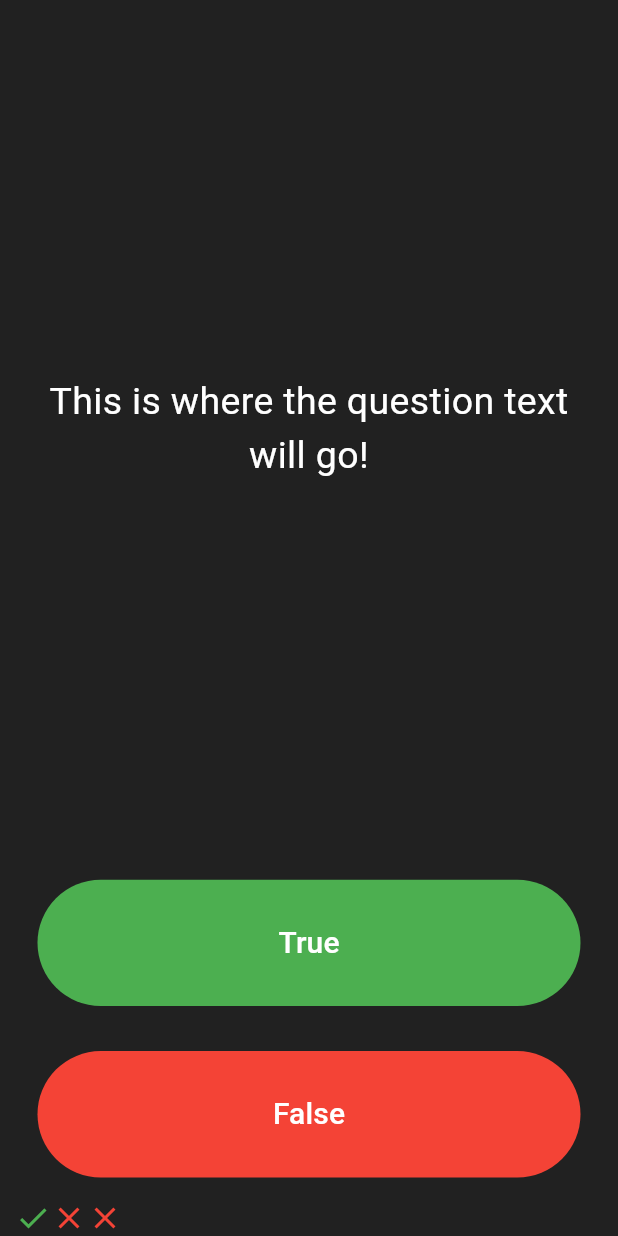
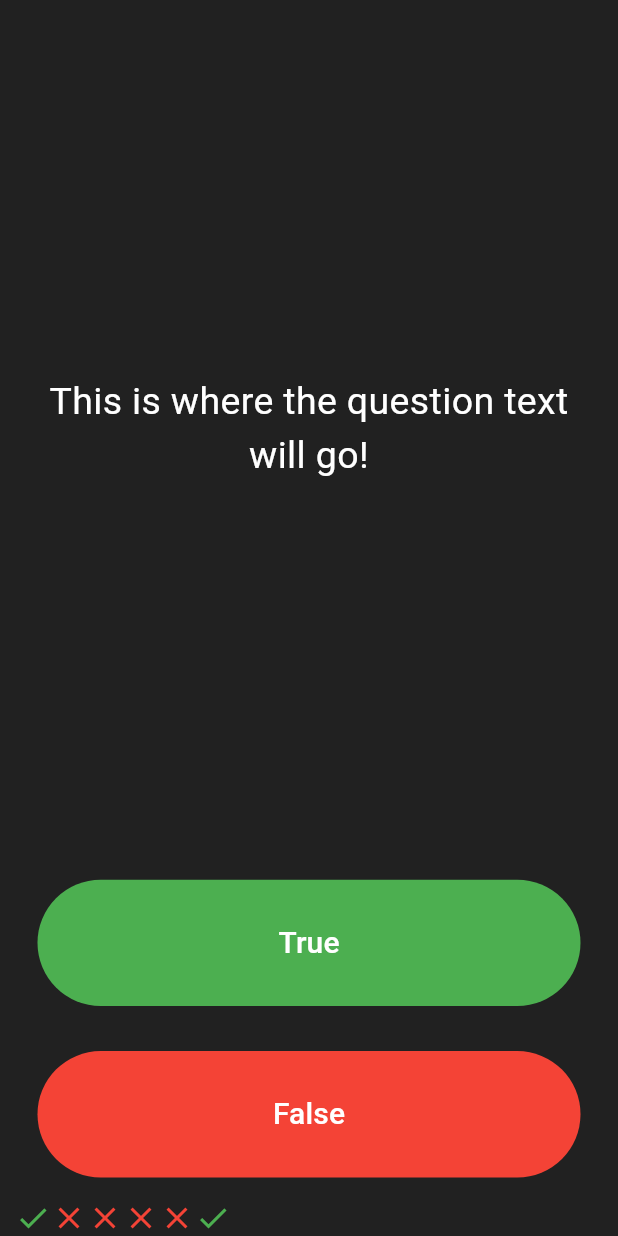
Before and after one commit to Izimartin/flutter-bootcamp, a Flutter app: the screen it shows after launch, after a tap on "True", on a phone screen of 412 x 824 dp. Run offline on Flutter 3.47's test engine with Material 3 defaults, Android fonts, the phone set to English and light mode, and no system bars; our stand-ins replace audioplayers.

Commit message:
README.md

```diff
--- a/quizzler_lutter/lib/main.dart
+++ b/quizzler_lutter/lib/main.dart
@@ -25,6 +25,29 @@ class QuizPage extends StatefulWidget {
 }
 
 class _QuizPageState extends State<QuizPage> {
+  List<Icon> scoreKeeper = [
+    Icon(
+      Icons.check,
+      color: Colors.green,
+    ),
+    Icon(
+      Icons.close,
+      color: Colors.red,
+    ),
+    Icon(
+      Icons.close,
+      color: Colors.red,
+    ),
+    Icon(
+      Icons.close,
+      color: Colors.red,
+    ),
+    Icon(
+      Icons.close,
+      color: Colors.red,
+    ),
+  ];
+
   @override
   Widget build(BuildContext context) {
     return Column(
@@ -63,6 +86,14 @@ class _QuizPageState extends State<QuizPage> {
               ),
               onPressed: () {
                 //The user picked true.
+                setState(() {
+                  scoreKeeper.add(
+                    Icon(
+                      Icons.check,
+                      color: Colors.green,
+                    ),
+                  );
+                });
               },
             ),
           ),
@@ -87,22 +118,10 @@ class _QuizPageState extends State<QuizPage> {
             ),
           ),
         ),
+
         //TODO: Add a Row here as your score keeper
         Row(
-          children: <Widget>[
-            Icon(
-              Icons.check,
-              color: Colors.green,
-            ),
-            Icon(
-              Icons.close,
-              color: Colors.red,
-            ),
-            Icon(
-              Icons.close,
-              color: Colors.red,
-            ),
-          ],
+          children: scoreKeeper,
         ),
       ],
     );
```
Also changed, not shown: 1 other file.
